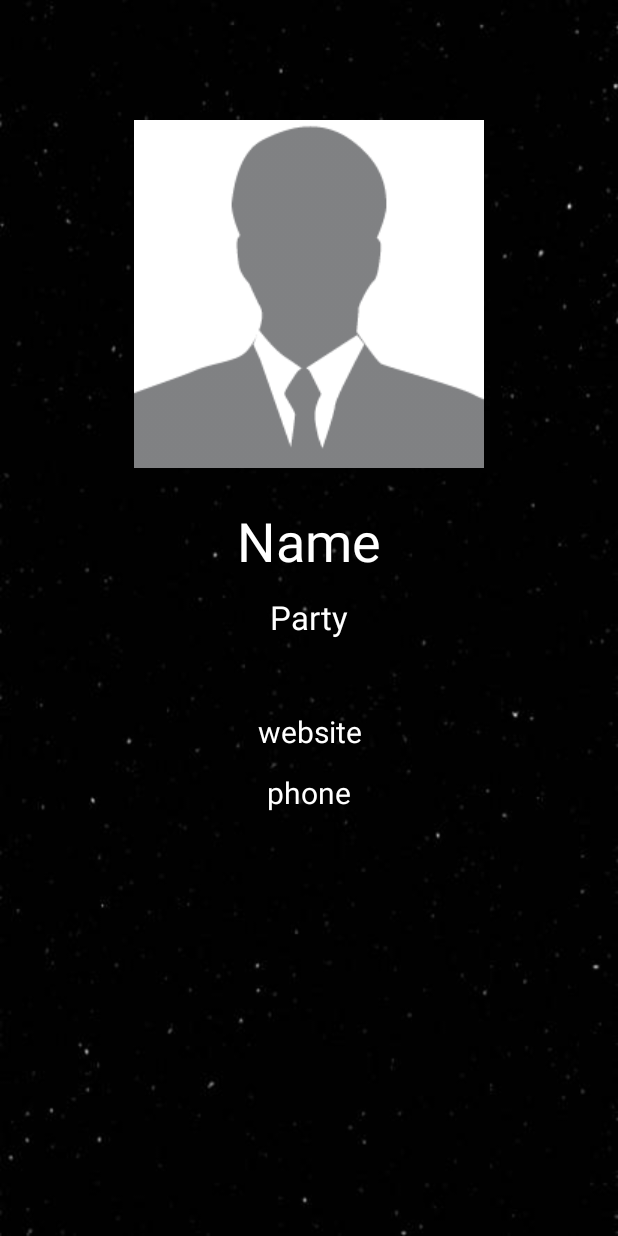
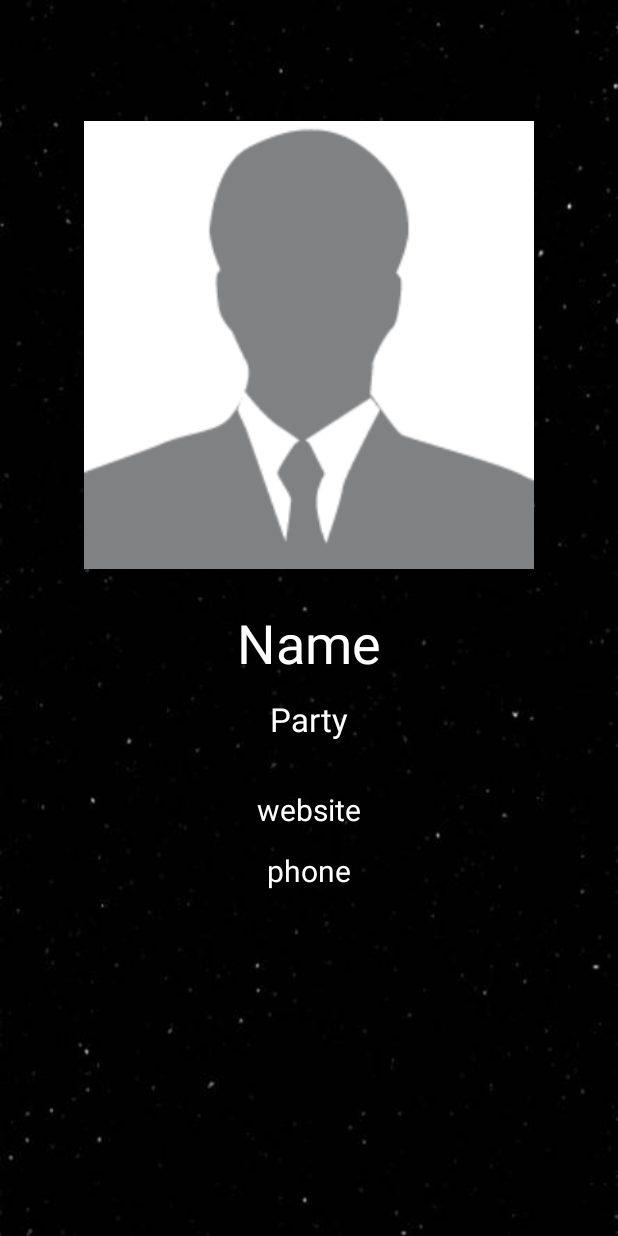
Before and after one commit to Liaoqitian/Election-2020, an Android app: the layout activity_detailed_view.xml on its own in the app's theme, with its tools: preview values and no code run, on a phone screen of 412 x 824 dp. Run offline under Robolectric (Android 15) with nearby library versions, the light colour scheme and no system bars; network calls fail.

Commit message:
detailed view almost done

```diff
--- a/app/src/main/java/com/example/represent/DetailedView.java
+++ b/app/src/main/java/com/example/represent/DetailedView.java
@@ -14,7 +14,7 @@ import java.io.InputStream;
 
 public class DetailedView extends AppCompatActivity {
 
-    ImageView bigProfile;
+    ImageView bigProfileIv;
     TextView nameTv, partyTv, websiteTv, phoneTv;
 
     private class DownloadImageTask extends AsyncTask<String, Void, Bitmap> {
@@ -53,6 +53,7 @@ public class DetailedView extends AppCompatActivity {
         String phone = getIntent().getExtras().getString("phone");
         String website = getIntent().getExtras().getString("website");
 
+        bigProfileIv = findViewById(R.id.bigProfile);
         nameTv = findViewById(R.id.name);
         partyTv = findViewById(R.id.party);
         websiteTv = findViewById(R.id.website);
@@ -63,7 +64,7 @@ public class DetailedView extends AppCompatActivity {
         phoneTv.setText(phone);
         websiteTv.setText(website);
 
-        if (!photoUrl.equals("")) new DetailedView.DownloadImageTask(bigProfile).execute(photoUrl);
+        if (!photoUrl.equals("")) new DownloadImageTask(bigProfileIv).execute(photoUrl);
 
     }
 }
--- a/app/src/main/res/layout/activity_detailed_view.xml
+++ b/app/src/main/res/layout/activity_detailed_view.xml
@@ -9,8 +9,8 @@
 
     <ImageView
         android:id="@+id/bigProfile"
-        android:layout_width="wrap_content"
-        android:layout_height="wrap_content"
+        android:layout_width="300dp"
+        android:layout_height="300dp"
         android:layout_marginStart="89dp"
         android:layout_marginTop="80dp"
         android:layout_marginEnd="89dp"
@@ -49,12 +49,12 @@
         android:id="@+id/website"
         android:layout_width="wrap_content"
         android:layout_height="wrap_content"
-        android:layout_marginTop="48dp"
+        android:layout_marginTop="32dp"
         android:text="@string/website"
         android:textColor="#FFFFFF"
         android:textSize="20sp"
         app:layout_constraintEnd_toEndOf="parent"
-        app:layout_constraintHorizontal_bias="0.501"
+        app:layout_constraintHorizontal_bias="0.5"
         app:layout_constraintStart_toStartOf="parent"
         app:layout_constraintTop_toBottomOf="@+id/party" />
 
```
